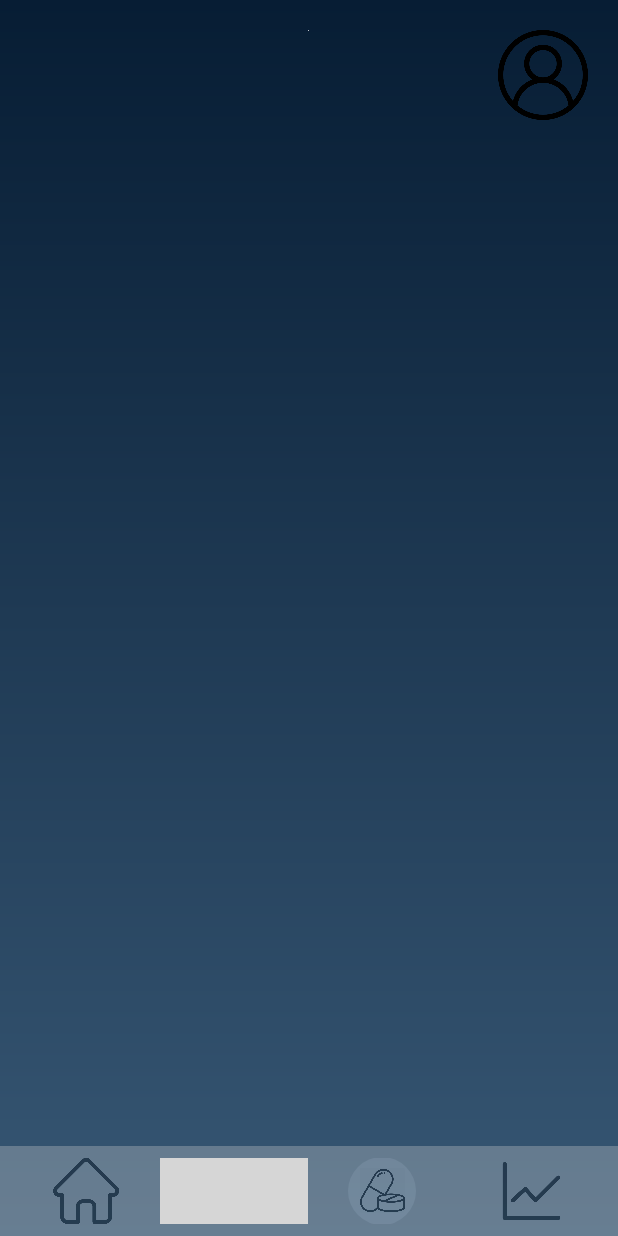
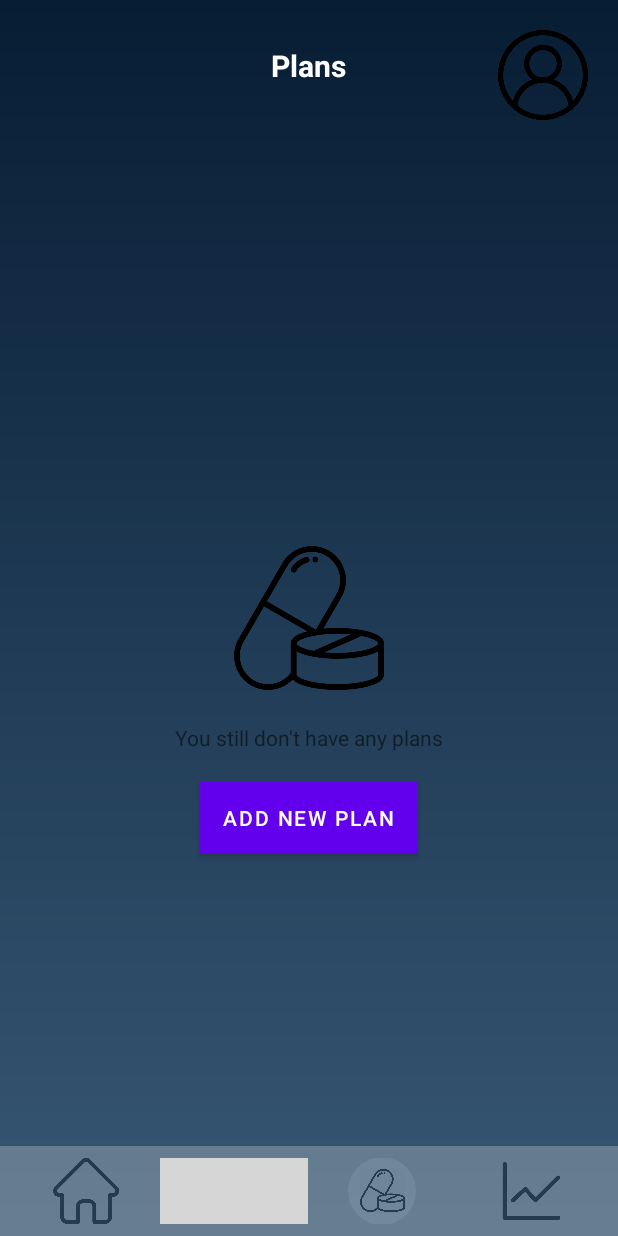
Before and after one commit to mycasantillan26/Meditrack, an Android app: the CalendarActivity screen opened directly, with no data from a screen before it, after a tap on "Image Icon", on a phone screen of 412 x 824 dp. Run offline under Robolectric (Android 15) with nearby library versions, the phone set to English and light mode, and no system bars; grey boxes are pictures that could not be loaded.

Commit message:
Code Update

```diff
--- a/app/src/main/AndroidManifest.xml
+++ b/app/src/main/AndroidManifest.xml
@@ -27,7 +27,7 @@
 
         <activity android:name=".Register"/>
         <activity android:name=".Today"/>
-        <activity android:name=".Calendar"/>
+        <activity android:name=".CalendarActivity"/>
         <activity android:name=".Plans"/>
         <activity android:name=".Profile"/>
         <activity android:name=".TrackSymptoms"/>
--- a/app/src/main/java/com/example/meditrack/Calendar.java
+++ b/app/src/main/java/com/example/meditrack/CalendarActivity.java
@@ -6,19 +6,22 @@ import android.view.View;
 import android.view.Window;
 import android.view.WindowManager;
 import androidx.appcompat.app.AppCompatActivity;
+import android.widget.CalendarView;
 import android.widget.ImageButton;
 
-public class Calendar extends AppCompatActivity {
+import java.util.Calendar;
+
+public class CalendarActivity extends AppCompatActivity {
 
     @Override
     protected void onCreate(Bundle savedInstanceState) {
         super.onCreate(savedInstanceState);
         requestWindowFeature(Window.FEATURE_NO_TITLE);
-        this.getWindow().setFlags(WindowManager.LayoutParams.FLAG_FULLSCREEN,WindowManager.LayoutParams.FLAG_FULLSCREEN);
+        this.getWindow().setFlags(WindowManager.LayoutParams.FLAG_FULLSCREEN, WindowManager.LayoutParams.FLAG_FULLSCREEN);
         getSupportActionBar().hide();
         setContentView(R.layout.activity_calendar);
 
-
+        // Find the profile button ImageButton
         ImageButton profileButton = findViewById(R.id.profileButton);
 
         // Set OnClickListener for the profile button
@@ -26,24 +29,25 @@ public class Calendar extends AppCompatActivity {
             @Override
             public void onClick(View v) {
                 // Start the Profile activity when the profile button is clicked
-                Intent intent = new Intent(Calendar.this, Profile.class); // Replace Profile.class with your actual Profile activity class
+                Intent intent = new Intent(CalendarActivity.this, Profile.class);
                 startActivity(intent);
+                overridePendingTransition(R.anim.slide_in_right, R.anim.slide_out_left); // Add animation
             }
         });
 
+        // Find the today icon ImageButton
         ImageButton todayIcon = findViewById(R.id.todayIcon);
 
-        // Set OnClickListener for the calendar icon
+        // Set OnClickListener for the today icon
         todayIcon.setOnClickListener(new View.OnClickListener() {
             @Override
             public void onClick(View v) {
                 // Start the Calendar activity when the calendar icon is clicked
-                Intent intent = new Intent(Calendar.this, Today.class);
+                Intent intent = new Intent(CalendarActivity.this, Today.class);
                 intent.addFlags(Intent.FLAG_ACTIVITY_NO_ANIMATION);
                 startActivity(intent);
             }
         });
-
 
         // Find the calendar icon ImageButton
         ImageButton calendarIcon = findViewById(R.id.calendarIcon);
@@ -53,36 +57,65 @@ public class Calendar extends AppCompatActivity {
             @Override
             public void onClick(View v) {
                 // Start the Calendar activity when the calendar icon is clicked
-                Intent intent = new Intent(Calendar.this, Calendar.class);
+                Intent intent = new Intent(CalendarActivity.this, CalendarActivity.class);
                 intent.addFlags(Intent.FLAG_ACTIVITY_NO_ANIMATION);
                 startActivity(intent);
             }
         });
 
+        // Find the image icon ImageButton
         ImageButton imgIcon = findViewById(R.id.imgIcon);
 
-        // Set OnClickListener for the calendar icon
+        // Set OnClickListener for the image icon
         imgIcon.setOnClickListener(new View.OnClickListener() {
             @Override
             public void onClick(View v) {
                 // Start the Calendar activity when the calendar icon is clicked
-                Intent intent = new Intent(Calendar.this, Plans.class);
+                Intent intent = new Intent(CalendarActivity.this, Plans.class);
                 intent.addFlags(Intent.FLAG_ACTIVITY_NO_ANIMATION);
                 startActivity(intent);
             }
         });
 
+        // Find the tracker icon ImageButton
         ImageButton trackerIcon = findViewById(R.id.trackerIcon);
 
-        // Set OnClickListener for the calendar icon
+        // Set OnClickListener for the tracker icon
         trackerIcon.setOnClickListener(new View.OnClickListener() {
             @Override
             public void onClick(View v) {
                 // Start the Calendar activity when the calendar icon is clicked
-                Intent intent = new Intent(Calendar.this, TrackSymptoms.class);
+                Intent intent = new Intent(CalendarActivity.this, TrackSymptoms.class);
                 intent.addFlags(Intent.FLAG_ACTIVITY_NO_ANIMATION);
                 startActivity(intent);
             }
         });
+
+        // Get CalendarView reference
+        CalendarView calendarView = findViewById(R.id.calendarView);
+
+        // Highlight today's date initially
+        highlightSelectedDate(calendarView, Calendar.getInstance().get(Calendar.YEAR),
+                Calendar.getInstance().get(Calendar.MONTH),
+                Calendar.getInstance().get(Calendar.DAY_OF_MONTH));
+    }
+
+    // Method to highlight selected date
+    private void highlightSelectedDate(CalendarView calendarView, int year, int month, int dayOfMonth) {
+        // Set the style for the selected date
+        calendarView.setDateTextAppearance(R.style.SelectedDateStyle);
+
+        // Set the selected date in the calendar
+        calendarView.setDate(getSelectedDateInMillis(year, month, dayOfMonth));
+    }
+
+
+    // Method to get selected date in milliseconds
+    private long getSelectedDateInMillis(int year, int month, int dayOfMonth) {
+        Calendar calendar = Calendar.getInstance();
+        calendar.set(Calendar.YEAR, year);
+        calendar.set(Calendar.MONTH, month);
+        calendar.set(Calendar.DAY_OF_MONTH, dayOfMonth);
+        return calendar.getTimeInMillis();
     }
 }
--- a/app/src/main/java/com/example/meditrack/Plans.java
+++ b/app/src/main/java/com/example/meditrack/Plans.java
@@ -26,10 +26,12 @@ public class Plans extends AppCompatActivity {
             @Override
             public void onClick(View v) {
                 // Start the Profile activity when the profile button is clicked
-                Intent intent = new Intent(Plans.this, Profile.class); // Replace Profile.class with your actual Profile activity class
+                Intent intent = new Intent(Plans.this, Profile.class);
                 startActivity(intent);
+                overridePendingTransition(R.anim.slide_in_right, R.anim.slide_out_left); // Add animation
             }
         });
+
         ImageButton todayIcon = findViewById(R.id.todayIcon);
 
         // Set OnClickListener for the calendar icon
@@ -52,7 +54,7 @@ public class Plans extends AppCompatActivity {
             @Override
             public void onClick(View v) {
                 // Start the Calendar activity when the calendar icon is clicked
-                Intent intent = new Intent(Plans.this, Calendar.class);
+                Intent intent = new Intent(Plans.this, CalendarActivity.class);
                 intent.addFlags(Intent.FLAG_ACTIVITY_NO_ANIMATION);
                 startActivity(intent);
             }
--- a/app/src/main/java/com/example/meditrack/Today.java
+++ b/app/src/main/java/com/example/meditrack/Today.java
@@ -26,10 +26,12 @@ public class Today extends AppCompatActivity {
             @Override
             public void onClick(View v) {
                 // Start the Profile activity when the profile button is clicked
-                Intent intent = new Intent(Today.this, Profile.class); // Replace Profile.class with your actual Profile activity class
+                Intent intent = new Intent(Today.this, Profile.class);
                 startActivity(intent);
+                overridePendingTransition(R.anim.slide_in_right, R.anim.slide_out_left); // Add animation
             }
         });
+
 
         ImageButton todayIcon = findViewById(R.id.todayIcon);
 
@@ -53,7 +55,7 @@ public class Today extends AppCompatActivity {
             @Override
             public void onClick(View v) {
                 // Start the Calendar activity when the calendar icon is clicked
-                Intent intent = new Intent(Today.this, Calendar.class);
+                Intent intent = new Intent(Today.this, CalendarActivity.class);
                 intent.addFlags(Intent.FLAG_ACTIVITY_NO_ANIMATION);
                 startActivity(intent);
             }
--- a/app/src/main/java/com/example/meditrack/TrackSymptoms.java
+++ b/app/src/main/java/com/example/meditrack/TrackSymptoms.java
@@ -25,11 +25,11 @@ public class TrackSymptoms extends AppCompatActivity {
             @Override
             public void onClick(View v) {
                 // Start the Profile activity when the profile button is clicked
-                Intent intent = new Intent(TrackSymptoms.this, Profile.class); // Replace Profile.class with your actual Profile activity class
+                Intent intent = new Intent(TrackSymptoms.this, Profile.class);
                 startActivity(intent);
+                overridePendingTransition(R.anim.slide_in_right, R.anim.slide_out_left); // Add animation
             }
         });
-
         ImageButton todayIcon = findViewById(R.id.todayIcon);
 
         // Set OnClickListener for the calendar icon
@@ -52,7 +52,7 @@ public class TrackSymptoms extends AppCompatActivity {
             @Override
             public void onClick(View v) {
                 // Start the Calendar activity when the calendar icon is clicked
-                Intent intent = new Intent(TrackSymptoms.this, Calendar.class);
+                Intent intent = new Intent(TrackSymptoms.this, CalendarActivity.class);
                 intent.addFlags(Intent.FLAG_ACTIVITY_NO_ANIMATION);
                 startActivity(intent);
             }
--- a/app/src/main/res/layout/activity_plans.xml
+++ b/app/src/main/res/layout/activity_plans.xml
@@ -4,13 +4,46 @@
     android:layout_height="match_parent"
     android:background="@drawable/gradient_background">
 
-    <ImageView
+
+    <TextView
+        android:id="@+id/calendarText"
         android:layout_width="wrap_content"
         android:layout_height="wrap_content"
-        android:src="@drawable/circle_white_background"
+        android:layout_centerHorizontal="true"
+        android:layout_marginTop="30dp"
+        android:text="Plans"
+        android:textSize="20sp"
+        android:textStyle="bold"
+        android:textColor="#FFFFFF" />
+
+    <ImageView
+        android:id="@+id/imgIcon2"
+        android:layout_width="100dp"
+        android:layout_height="100dp"
+        android:layout_centerVertical="true"
+        android:src="@drawable/img"
+        android:layout_centerHorizontal="true"
+        android:layout_marginTop="100dp" />
+
+    <TextView
+        android:id="@+id/noPlansText"
+        android:layout_width="wrap_content"
+        android:layout_height="wrap_content"
+        android:text="You still don't have any plans"
+        android:layout_below="@id/imgIcon2"
+        android:layout_centerHorizontal="true"
+        android:layout_marginTop="20dp" />
+
+    <Button
+        android:id="@+id/addPlanButton"
+        android:layout_width="wrap_content"
+        android:layout_height="wrap_content"
+        android:text="Add New Plan"
+        android:layout_below="@id/noPlansText"
+        android:layout_centerHorizontal="true"
         android:layout_marginTop="20dp"
-        android:layout_centerHorizontal="true" />
-
+        android:textColor="@android:color/white"
+        android:background="@color/skyblue" />
 
     <ImageButton
         android:id="@+id/profileButton"
--- a/app/src/main/res/values/styles.xml
+++ b/app/src/main/res/values/styles.xml
@@ -1,7 +1,20 @@
 <resources>
+    <!-- Style for EditText with white text color and background tint -->
     <style name="WhiteEditTextStyle" parent="Widget.AppCompat.EditText">
         <item name="android:textColor">@android:color/white</item>
         <item name="android:textColorHint">@android:color/white</item>
         <item name="backgroundTint">@android:color/white</item>
     </style>
+
+
+    <style name="SelectedDateStyle">
+        <item name="android:background">#FF0000</item>
+        <item name="android:textColor">#FFFFFF</item>
+    </style>
+
+    <style name="BlackEditTextStyle" parent="Widget.AppCompat.EditText">
+        <item name="android:textColor">#000000</item> <!-- Black text color -->
+        <item name="android:textColorHint">#000000</item> <!-- Black hint text color -->
+        <item name="backgroundTint">#FFFFFF</item> <!-- Background color (you can adjust this as needed) -->
+    </style>
 </resources>
```
Also changed, not shown: app/src/main/res/anim/slide_in_right.xml (added, +7 -0 lines), app/src/main/res/anim/slide_out_left.xml (added, +7 -0 lines), app/src/main/res/layout/activity_calendar.xml (+27 -4 lines), app/src/main/res/layout/activity_today.xml (+47 -4 lines), app/src/main/res/layout/activity_tracksymptoms.xml (+8 -5 lines).
